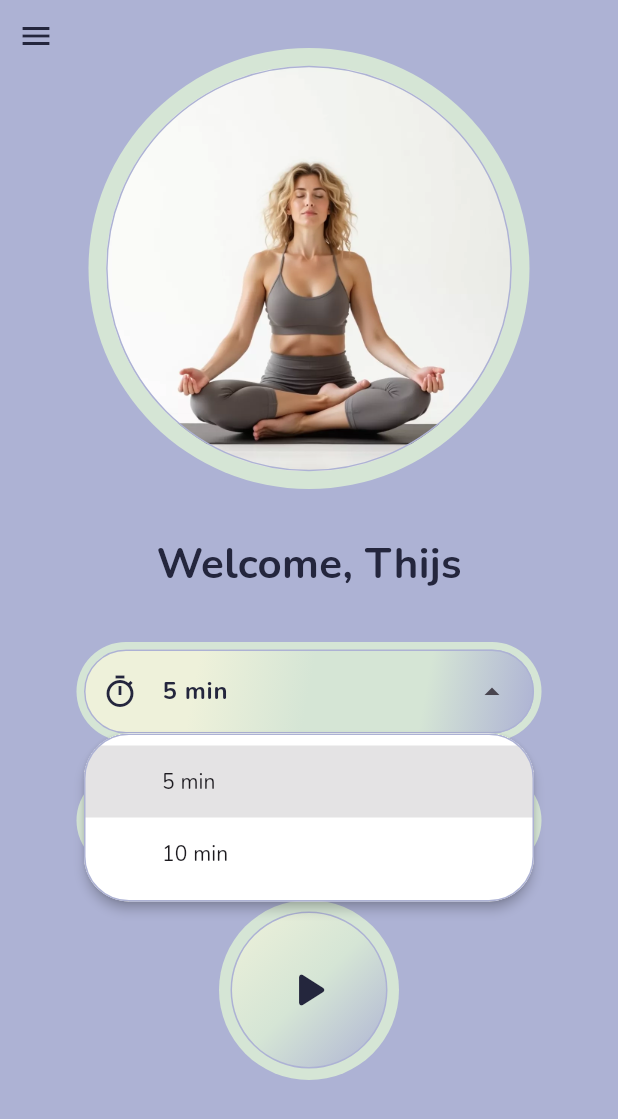
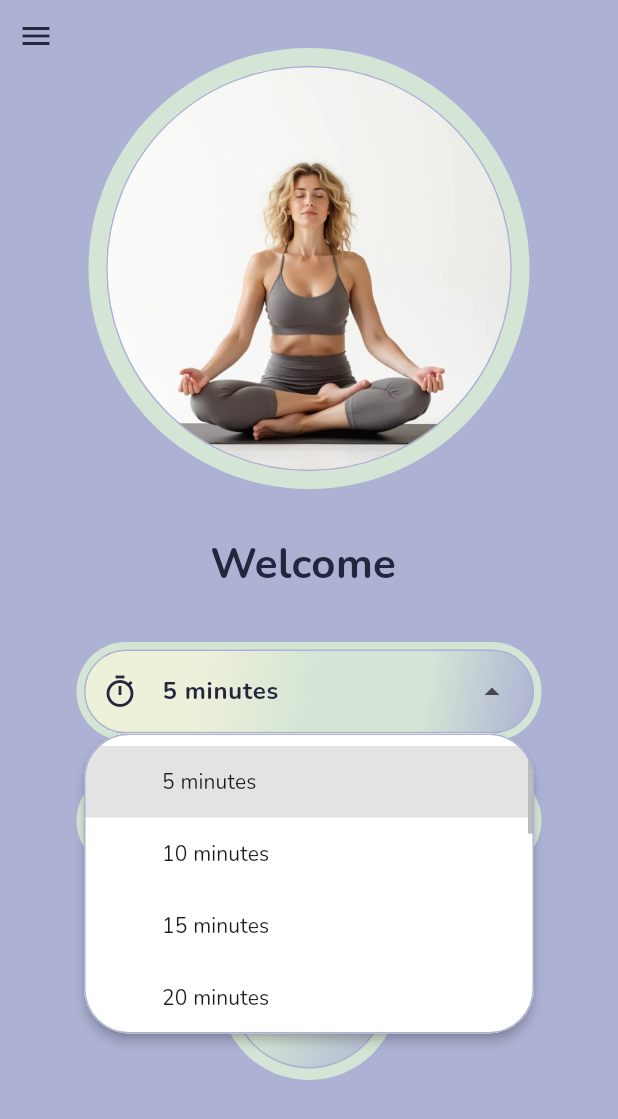
Before and after one commit to thpir/Meditate-app, a Flutter app: the screen it shows after launch, after a tap on the "keyboard arrow down" icon, on a phone screen of 412 x 824 dp. Shown: the top 1119 px of the screen. Run offline on Flutter 3.47's test engine with Material 3 defaults, Android fonts, the phone set to English and light mode, and no system bars; our stand-ins replace logger, shared_preferences.

Commit message:
Home screen is now dynamic with user prefs

```diff
--- /dev/null
+++ b/lib/data/repositories/user_preferences.dart
@@ -0,0 +1,114 @@
+import 'package:flutter/material.dart';
+import 'package:logger/logger.dart';
+import 'package:meditate_app/data/services/shared_prefs_service.dart';
+import 'package:meditate_app/domain/models/avatar.dart';
+import 'package:meditate_app/domain/models/meditation_duration.dart';
+import 'package:meditate_app/domain/models/meditation_sound.dart';
+
+class UserPreferences extends ChangeNotifier {
+  final SharedPrefsService _prefsService = SharedPrefsService();
+  final Logger _logger = Logger();
+  late String _name;
+  late Avatar _avatar;
+  late MeditationDuration _duration;
+  late MeditationSound _sound;
+  bool _prefsLoaded = false;
+
+  UserPreferences() {
+    _loadPreferences();
+  }
+
+  String get name => _name;
+  Avatar get avatar => _avatar;
+  MeditationDuration get duration => _duration;
+  MeditationSound get sound => _sound;
+  bool get prefsLoaded => _prefsLoaded;
+
+  set name(String value) {
+    _logger.i('Setting name to $value, and saving to SharedPreferences');
+    _name = value;
+    _prefsService.setString(SharedPrefsService.NAME_KEY, value);
+    notifyListeners();
+  }
+
+  set avatar(Avatar value) {
+    _logger.i('Setting avatar to $value, and saving to SharedPreferences');
+    _avatar = value;
+    _prefsService.setInt(SharedPrefsService.AVATAR_KEY, value.id);
+    notifyListeners();
+  }
+
+  set duration(MeditationDuration value) {
+    _logger.i('Setting duration to $value, and saving to SharedPreferences');
+    _duration = value;
+    _prefsService.setInt(SharedPrefsService.DURATION_KEY, value.id);
+    notifyListeners();
+  }
+
+  set sound(MeditationSound value) {
+    _logger.i('Setting sound to $value, and saving to SharedPreferences');
+    _sound = value;
+    _prefsService.setInt(SharedPrefsService.SOUND_KEY, value.id);
+    notifyListeners();
+  }
+
+  set prefsLoaded(bool value) {
+    _logger.i('Finished loading preferences');
+    _prefsLoaded = value;
+    notifyListeners();
+  }
+
+  Future<void> _loadPreferences() async {
+    _logger.i('Loading preferences from SharedPreferences');
+    await Future.wait([
+          getNameFromPrefs(),
+          getAvatarFromPrefs(),
+          getDurationFromPrefs(),
+          getSoundFromPrefs(),
+        ])
+        .catchError((e) {
+          _logger.e('Error loading preferences from SharedPreferences: $e');
+          _loadDefaultPreferences();
+          return <void>[];
+        })
+        .whenComplete(() {
+          prefsLoaded = true;
+          notifyListeners();
+        });
+  }
+
+  Future<void> getNameFromPrefs() async {
+    _name = await _prefsService.getString(SharedPrefsService.NAME_KEY);
+    _logger.i('Name from SharedPreferences: $_name');
+  }
+
+  Future<void> getAvatarFromPrefs() async {
+    int avatarId = await _prefsService.getInt(SharedPrefsService.AVATAR_KEY);
+    _logger.i('Avatar ID from SharedPreferences: $avatarId');
+    _avatar = Avatar.values.firstWhere((avatar) => avatar.id == avatarId);
+  }
+
+  Future<void> getDurationFromPrefs() async {
+    int durationId = await _prefsService.getInt(
+      SharedPrefsService.DURATION_KEY,
+    );
+    _logger.i('Duration ID from SharedPreferences: $durationId');
+    _duration = MeditationDuration.values.firstWhere(
+      (duration) => duration.id == durationId,
+    );
+  }
+
+  Future<void> getSoundFromPrefs() async {
+    int soundId = await _prefsService.getInt(SharedPrefsService.SOUND_KEY);
+    _logger.i('Sound ID from SharedPreferences: $soundId');
+    _sound = MeditationSound.values.firstWhere((sound) => sound.id == soundId);
+  }
+
+  void _loadDefaultPreferences() {
+    _logger.i('Loading default preferences');
+    _name = '';
+    _avatar = Avatar.values[0];
+    _duration = MeditationDuration.values[0];
+    _sound = MeditationSound.values[0];
+  }
+}
--- /dev/null
+++ b/lib/data/services/shared_prefs_service.dart
@@ -0,0 +1,57 @@
+// ignore_for_file: constant_identifier_names
+
+import 'package:logger/logger.dart';
+import 'package:shared_preferences/shared_preferences.dart';
+
+class SharedPrefsService {
+  static const String NAME_KEY = 'name';
+  static const String AVATAR_KEY = 'avatar';
+  static const String DURATION_KEY = 'duration';
+  static const String SOUND_KEY = 'sound';
+  final Logger _logger = Logger();
+  late SharedPreferences _prefs;
+
+  Future<void> setString(String key, String value) async {
+    try {
+      _logger.i('Saving string to SharedPreferences: $key = $value');
+      _prefs = await SharedPreferences.getInstance();
+      await _prefs.setString(key, value);
+    } catch (e) {
+      _logger.e('Error saving string to SharedPreferences: $e');
+      throw Exception('Error saving string to SharedPreferences: $e');
+    }
+  }
+
+  Future<String> getString(String key) async {
+    try {
+      _logger.i('Retrieving string from SharedPreferences: $key');
+      _prefs = await SharedPreferences.getInstance();
+      return _prefs.getString(key) ?? '';
+    } catch (e) {
+      _logger.e('Error retrieving string from SharedPreferences: $e');
+      throw Exception('Error retrieving string from SharedPreferences: $e');
+    }
+  }
+
+  Future<void> setInt(String key, int value) async {
+    try {
+      _logger.i('Saving int to SharedPreferences: $key = $value');
+      _prefs = await SharedPreferences.getInstance();
+      await _prefs.setInt(key, value);
+    } catch (e) {
+      _logger.e('Error saving int to SharedPreferences: $e');
+      throw Exception('Error saving int to SharedPreferences: $e');
+    }
+  }
+
+  Future<int> getInt(String key) async {
+    try {
+      _logger.i('Retrieving int from SharedPreferences: $key');
+      _prefs = await SharedPreferences.getInstance();
+      return _prefs.getInt(key) ?? 0;
+    } catch (e) {
+      _logger.e('Error retrieving int from SharedPreferences: $e');
+      throw Exception('Error retrieving int from SharedPreferences: $e');
+    }
+  }
+}
--- a/lib/domain/models/avatar.dart
+++ b/lib/domain/models/avatar.dart
@@ -1,71 +1,71 @@
 enum Avatar {
   sofie(
-    id: 1,
+    id: 0,
     name: 'Sofie',
     imagePath: 'assets/images/avatar_1.webp',
   ),
   luna(
-    id: 2,
+    id: 1,
     name: 'Luna',
     imagePath: 'assets/images/avatar_2.webp',
   ),
   maya(
-    id: 3,
+    id: 2,
     name: 'Maya',
     imagePath: 'assets/images/avatar_3.webp',
   ),
   zara(
-    id: 4,
+    id: 3,
     name: 'Zara',
     imagePath: 'assets/images/avatar_4.webp',
   ),
   leo(
-    id: 5,
+    id: 4,
     name: 'Leo',
     imagePath: 'assets/images/avatar_5.webp',
   ),
   kai(
-    id: 6,
+    id: 5,
     name: 'Kai',
     imagePath: 'assets/images/avatar_6.webp',
   ),
   ava(
-    id: 7,
+    id: 6,
     name: 'Ava',
     imagePath: 'assets/images/avatar_7.webp',
   ),
   ezra(
-    id: 8,
+    id: 7,
     name: 'Ezra',
     imagePath: 'assets/images/avatar_8.webp',
   ),
   jax(
-    id: 9,
+    id: 8,
     name: 'Jax',
     imagePath: 'assets/images/avatar_9.webp',
   ),
   nova(
-    id: 10,
+    id: 9,
     name: 'Nova',
     imagePath: 'assets/images/avatar_10.webp',
   ),
   milo(
-    id: 11,
+    id: 10,
     name: 'Milo',
     imagePath: 'assets/images/avatar_11.webp',
   ),
   sage(
-    id: 12,
+    id: 11,
     name: 'Sage',
     imagePath: 'assets/images/avatar_12.webp',
   ),
   ivy(
-    id: 13,
+    id: 12,
     name: 'Ivy',
     imagePath: 'assets/images/avatar_13.webp',
   ),
   orion(
-    id: 14,
+    id: 13,
     name: 'Orion',
     imagePath: 'assets/images/avatar_14.webp',
   );
--- /dev/null
+++ b/lib/domain/models/meditation_duration.dart
@@ -0,0 +1,72 @@
+enum MeditationDuration {
+  min5(
+    id: 0,
+    name: '5 minutes',
+    duration: Duration(minutes: 5),
+  ),
+  min10(
+    id: 1,
+    name: '10 minutes',
+    duration: Duration(minutes: 10),
+  ),
+  min15(
+    id: 2,
+    name: '15 minutes',
+    duration: Duration(minutes: 15),
+  ),
+  min20(
+    id: 3,
+    name: '20 minutes',
+    duration: Duration(minutes: 20),
+  ),
+  min25(
+    id: 4,
+    name: '25 minutes',
+    duration: Duration(minutes: 25),
+  ),
+  min30(
+    id: 5,
+    name: '30 minutes',
+    duration: Duration(minutes: 30),
+  ),
+  min35(
+    id: 6,
+    name: '35 minutes',
+    duration: Duration(minutes: 35),
+  ),
+  min40(
+    id: 7,
+    name: '40 minutes',
+    duration: Duration(minutes: 40),
+  ),
+  min45(
+    id: 8,
+    name: '45 minutes',
+    duration: Duration(minutes: 45),
+  ),
+  min50(
+    id: 9,
+    name: '50 minutes',
+    duration: Duration(minutes: 50),
+  ),
+  min55(
+    id: 10,
+    name: '55 minutes',
+    duration: Duration(minutes: 55),
+  ),
+  min60(
+    id: 11,
+    name: '60 minutes',
+    duration: Duration(minutes: 60),
+  );
+
+  final int id;
+  final String name;
+  final Duration duration;
+
+  const MeditationDuration({
+    required this.id,
+    required this.name,
+    required this.duration,
+  });
+}
--- /dev/null
+++ b/lib/domain/models/meditation_sound.dart
@@ -0,0 +1,52 @@
+enum MeditationSound {
+  none(
+    id: 0,
+    name: 'None',
+    audioPath: null,
+  ),
+  birds(
+    id: 1,
+    name: 'Birds',
+    audioPath: 'assets/audio/birds.wav',
+  ),
+  kerriCatalpa(
+    id: 2,
+    name: 'Kerri Catalpa',
+    audioPath: 'assets/audio/kerri_catalpa.wav',
+  ),
+  metronomeOption1(
+    id: 3,
+    name: 'Metronome Option 1',
+    audioPath: 'assets/audio/metronome_option_1.wav',
+  ),
+  metronomeOption2(
+    id: 4,
+    name: 'Metronome Option 2',
+    audioPath: 'assets/audio/metronome_option_2.wav',
+  ),
+  ocean(
+    id: 5,
+    name: 'Ocean',
+    audioPath: 'assets/audio/ocean.wav',
+  ),
+  river(
+    id: 6,
+    name: 'River',
+    audioPath: 'assets/audio/river.wav',
+  ),
+  tibetanBells(
+    id: 7,
+    name: 'Tibetan Bells',
+    audioPath: 'assets/audio/tibetan_bells.wav',
+  );
+
+  final int id;
+  final String name;
+  final String? audioPath;
+
+  const MeditationSound({
+    required this.id,
+    required this.name,
+    required this.audioPath,
+  });
+}
--- a/lib/main.dart
+++ b/lib/main.dart
@@ -1,9 +1,12 @@
 import 'package:flutter/material.dart';
+import 'package:meditate_app/data/repositories/user_preferences.dart';
 import 'package:meditate_app/ui/core/theme/app_colors.dart';
+import 'package:meditate_app/ui/core/ui/waiting_screen.dart';
 import 'package:meditate_app/ui/home/widgets/home_screen.dart';
 import 'package:meditate_app/ui/meditation_session/widgets/meditation_session_screen.dart';
 import 'package:meditate_app/ui/pick_avatar/widgets/pick_avatar_screen.dart';
 import 'package:meditate_app/ui/user_settings/widgets/user_settings_screen.dart';
+import 'package:provider/provider.dart';
 
 void main() {
   runApp(const MainApp());
@@ -14,18 +17,28 @@ class MainApp extends StatelessWidget {
 
   @override
   Widget build(BuildContext context) {
-    return MaterialApp(
+    return ChangeNotifierProvider(
+      create: (_) => UserPreferences(),
+      child: MaterialApp(
         theme: ThemeData(
           primaryColor: AppColors.primary,
           useMaterial3: true,
           fontFamily: 'Nunito'),
-      home: HomeScreen(),
+        home: Consumer<UserPreferences>(
+          builder: (context, userPreferences, _) {
+            if (!userPreferences.prefsLoaded) {
+              return const WaitingScreen();
+            }
+            return const HomeScreen();
+          },
+        ),
         routes: {
           HomeScreen.routeName: (context) => const HomeScreen(),
           MeditationSessionScreen.routeName: (context) => const MeditationSessionScreen(),
           UserSettingsScreen.routeName: (context) => const UserSettingsScreen(),
           PickAvatarScreen.routeName: (context) => const PickAvatarScreen(),
         },
+      ),
     );
   }
 }
--- a/lib/ui/core/ui/custom_dropdown_menu.dart
+++ b/lib/ui/core/ui/custom_dropdown_menu.dart
@@ -1,3 +1,5 @@
+import 'dart:math';
+
 import 'package:flutter/material.dart';
 import 'package:meditate_app/ui/core/theme/app_colors.dart';
 
@@ -5,7 +7,9 @@ class CustomDropdownMenu extends StatelessWidget {
   final List<DropdownMenuEntry> items;
   final IconData leadingIcon;
   final dynamic initialSelection;
-  const CustomDropdownMenu({required this.items, required this.leadingIcon, required this.initialSelection, super.key});
+  final Function(dynamic)? newValueSelected;
+
+  const CustomDropdownMenu({required this.items, required this.leadingIcon, required this.initialSelection, this.newValueSelected, super.key});
 
   @override
   Widget build(BuildContext context) {
@@ -43,7 +47,8 @@ class CustomDropdownMenu extends StatelessWidget {
               ),
             ),
           ),
-          width: MediaQuery.sizeOf(context).width * 0.8 > 300 ? 300 : MediaQuery.sizeOf(context).width * 0.8,
+          menuHeight: 200,
+          width: max(100, min(300, MediaQuery.sizeOf(context).width * 0.8)),
           inputDecorationTheme: InputDecorationTheme(
             enabledBorder: OutlineInputBorder(
               borderRadius: BorderRadius.circular(30),
@@ -61,6 +66,7 @@ class CustomDropdownMenu extends StatelessWidget {
             fontSize: 16,
             fontWeight: FontWeight.bold,
           ),
+          onSelected: newValueSelected,
           dropdownMenuEntries: items,
         ),
       ),
--- /dev/null
+++ b/lib/ui/core/ui/waiting_screen.dart
@@ -0,0 +1,18 @@
+import 'package:flutter/material.dart';
+import 'package:meditate_app/ui/core/theme/app_colors.dart';
+
+class WaitingScreen extends StatelessWidget {
+  const WaitingScreen({super.key});
+
+  @override
+  Widget build(BuildContext context) {
+    return const Scaffold(
+      backgroundColor: AppColors.primary,
+      body: Center(
+        child: CircularProgressIndicator(
+          color: AppColors.onPrimary,
+        ),
+      ),
+    );
+  }
+}
--- /dev/null
+++ b/lib/ui/home/view_model/home_screen_view_model.dart
@@ -0,0 +1,48 @@
+import 'package:flutter/material.dart';
+import 'package:meditate_app/data/repositories/user_preferences.dart';
+import 'package:meditate_app/domain/models/avatar.dart';
+import 'package:meditate_app/domain/models/meditation_duration.dart';
+import 'package:meditate_app/domain/models/meditation_sound.dart';
+
+class HomeScreenViewModel extends ChangeNotifier {
+  final UserPreferences _userPreferences;
+  MeditationDuration _selectedDuration = MeditationDuration.min5;
+  MeditationSound _selectedSound = MeditationSound.none;
+  Avatar _selectedAvatar = Avatar.sofie;
+  String _name = '';
+
+  HomeScreenViewModel(this._userPreferences) {
+    _loadUserPreferences();
+  }
+
+  MeditationDuration get selectedDuration => _selectedDuration;
+  MeditationSound get selectedSound => _selectedSound;
+  Avatar get selectedAvatar => _selectedAvatar;
+  String get name => _name;
+
+  set selectedDuration(MeditationDuration value) {
+    _selectedDuration = value;
+    _userPreferences.duration = value;
+    notifyListeners();
+  }
+
+  set selectedSound(MeditationSound value) {
+    _selectedSound = value;
+    _userPreferences.sound = value;
+    notifyListeners();
+  }
+
+  set selectedAvatar(Avatar value) {
+    _selectedAvatar = value;
+    _userPreferences.avatar = value;
+    notifyListeners();
+  }
+
+  void _loadUserPreferences() {
+    _selectedDuration = _userPreferences.duration;
+    _selectedSound = _userPreferences.sound;
+    _selectedAvatar = _userPreferences.avatar;
+    _name = _userPreferences.name;
+    notifyListeners();
+  }
+}
--- a/lib/ui/home/widgets/home_screen.dart
+++ b/lib/ui/home/widgets/home_screen.dart
@@ -1,8 +1,13 @@
 import 'package:flutter/material.dart';
+import 'package:meditate_app/data/repositories/user_preferences.dart';
+import 'package:meditate_app/domain/models/meditation_duration.dart';
+import 'package:meditate_app/domain/models/meditation_sound.dart';
 import 'package:meditate_app/ui/core/theme/app_colors.dart';
 import 'package:meditate_app/ui/core/ui/avatar_view.dart';
 import 'package:meditate_app/ui/core/ui/custom_dropdown_menu.dart';
 import 'package:meditate_app/ui/core/ui/rounded_button.dart';
+import 'package:meditate_app/ui/home/view_model/home_screen_view_model.dart';
+import 'package:provider/provider.dart';
 
 class HomeScreen extends StatelessWidget {
   static const String routeName = '/home';
@@ -10,7 +15,10 @@ class HomeScreen extends StatelessWidget {
 
   @override
   Widget build(BuildContext context) {
-    return Scaffold(
+    final userPrefs = Provider.of<UserPreferences>(context);
+    return ChangeNotifierProvider(
+      create: (_) => HomeScreenViewModel(userPrefs),
+      child: Scaffold(
         backgroundColor: AppColors.primary,
         extendBodyBehindAppBar: true,
         body: SafeArea(
@@ -71,6 +79,7 @@ class HomeScreen extends StatelessWidget {
             ],
           ),
         ),
+      ),
     );
   }
 }
@@ -92,7 +101,10 @@ class Header extends StatelessWidget {
                 tag: 'avatar',
                 child: AvatarView(
                   size: size,
-                  imagePath: 'assets/images/avatar_1.webp',
+                  imagePath: context
+                      .watch<HomeScreenViewModel>()
+                      .selectedAvatar
+                      .imagePath,
                 ),
               );
             },
@@ -100,7 +112,11 @@ class Header extends StatelessWidget {
         ),
         const SizedBox(height: 30),
         Text(
-          'Welcome, Thijs',
+          'Welcome ${
+            context
+                .watch<UserPreferences>()
+                .name
+          }',
           style: TextStyle(
             fontSize: 28,
             color: AppColors.onPrimary,
@@ -115,31 +131,52 @@ class Header extends StatelessWidget {
 class Actions extends StatelessWidget {
   const Actions({super.key});
 
+  List<DropdownMenuEntry> getDurationDropdownMenuEntries() {
+    return MeditationDuration.values
+        .map(
+          (duration) => DropdownMenuEntry(
+            label: duration.name,
+            value: duration,
+          ),
+        )
+        .toList();
+  }
+
+  List<DropdownMenuEntry> getSoundDropdownMenuEntries() {
+    return MeditationSound.values
+        .map(
+          (sound) => DropdownMenuEntry(
+            label: sound.name,
+            value: sound,
+          ),
+        )
+        .toList();
+  }
+
   @override
   Widget build(BuildContext context) {
     return ConstrainedBox(
-      constraints: BoxConstraints(maxHeight: 350),
+      constraints: BoxConstraints(
+        maxHeight: 350,
+      ),
       child: Column(
         children: [
           CustomDropdownMenu(
-            items: [
-              DropdownMenuEntry(label: '5 min', value: '5 min'),
-              DropdownMenuEntry(label: '10 min', value: '10 min'),
-            ],
-            initialSelection: '5 min',
+            items: getDurationDropdownMenuEntries(),
+            initialSelection: context.watch<HomeScreenViewModel>().selectedDuration,
             leadingIcon: Icons.timer_outlined,
+            newValueSelected: (newValue) {
+              context.read<HomeScreenViewModel>().selectedDuration = newValue;
+            },
           ),
           const SizedBox(height: 20),
           CustomDropdownMenu(
-            items: [
-              DropdownMenuEntry(label: 'None', value: 'None'),
-              DropdownMenuEntry(
-                label: 'Birds chirping',
-                value: 'Birds chirping',
-              ),
-            ],
-            initialSelection: 'Birds chirping',
+            items: getSoundDropdownMenuEntries(),
+            initialSelection: context.watch<HomeScreenViewModel>().selectedSound,
             leadingIcon: Icons.music_note_rounded,
+            newValueSelected: (newValue) {
+              context.read<HomeScreenViewModel>().selectedSound = newValue;
+            },
           ),
           const SizedBox(height: 20),
           Expanded(
--- a/pubspec.yaml
+++ b/pubspec.yaml
@@ -11,6 +11,9 @@ dependencies:
   flutter:
     sdk: flutter
   flutter_launcher_icons: ^0.14.3
+  logger: ^2.5.0
+  provider: ^6.1.4
+  shared_preferences: ^2.5.3
 
 dev_dependencies:
   flutter_test:
@@ -23,7 +26,7 @@ flutter:
   assets:
     - assets/launcher_icons/
     - assets/images/
-    - assets/sounds/
+    - assets/audio/
 
   fonts:
     - family: Nunito
```
Also changed, not shown: pubspec.lock, 12 other files. Lines whose indentation alone changed are shown as unchanged.
